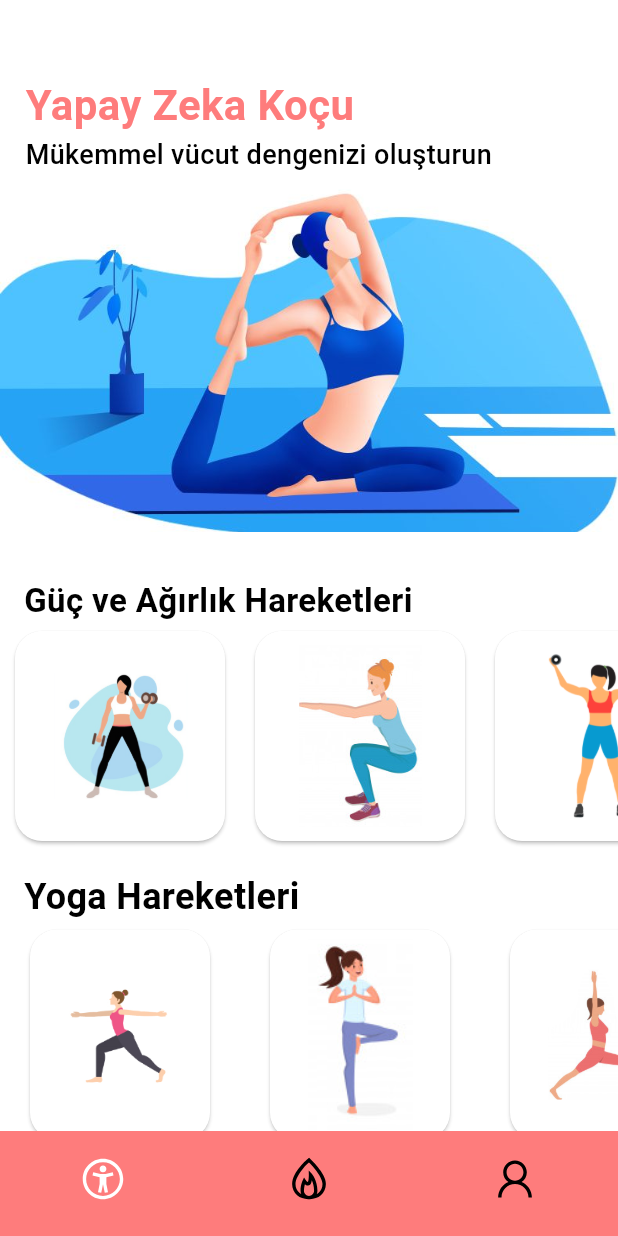
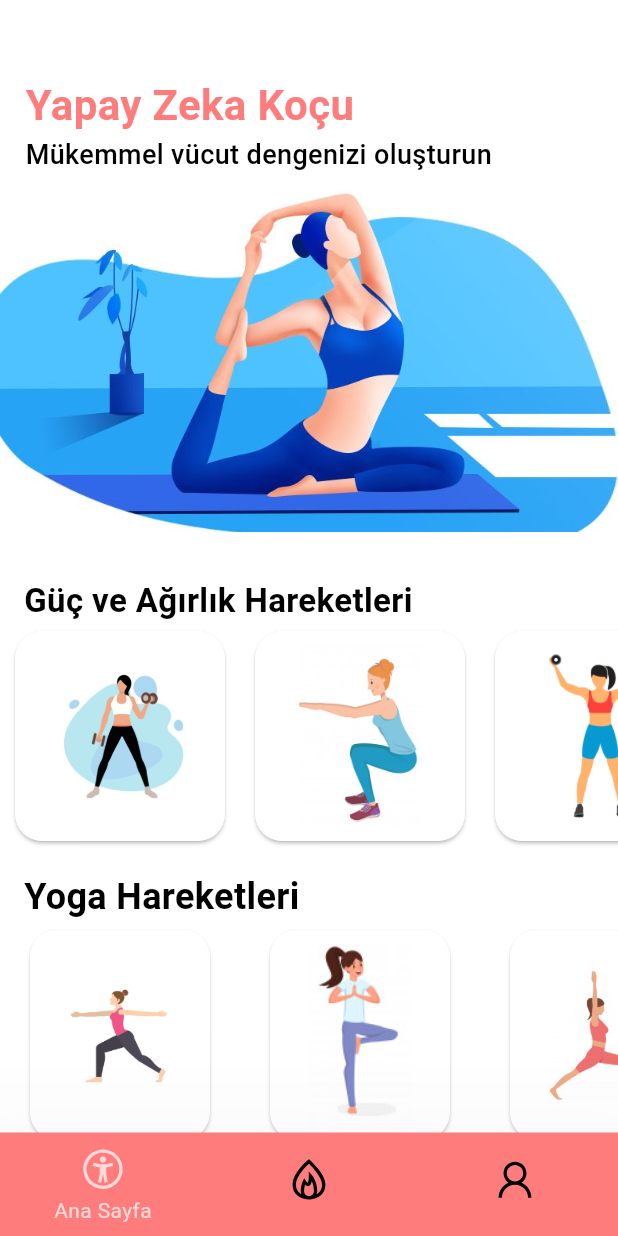
Before and after one commit to meryemozlem/asist_ain, a Flutter app: the screen it shows after launch, on a phone screen of 412 x 824 dp. Run offline on Flutter 3.47's test engine with Material 3 defaults, Android fonts, the phone set to English and light mode, and no system bars; our stand-ins replace camera, image_picker, line_awesome_flutter; missing offline and left inert: tflite_flutter, tflite_flutter_plus.

Commit message:
first commit

```diff
--- a/lib/home_screen.dart
+++ b/lib/home_screen.dart
@@ -6,6 +6,7 @@ import 'package:deneme8/main_screen.dart';
 import 'package:deneme8/workouts.dart';
 
 class HomeScreen extends StatefulWidget {
+
   final List<CameraDescription> cameras;
   HomeScreen(this.cameras);
 
@@ -14,6 +15,7 @@ class HomeScreen extends StatefulWidget {
 }
 
 class _HomeScreenState extends State<HomeScreen> {
+
   int _selectedIndex = 0;
   static final List<Widget> _widgetOptions = <Widget>[
     MainScreen(cameras),
@@ -30,36 +32,35 @@ class _HomeScreenState extends State<HomeScreen> {
   @override
   Widget build(BuildContext context) {
     return Scaffold(
-
       body: Center(
         child: _widgetOptions.elementAt(_selectedIndex),
       ),
       bottomNavigationBar: BottomNavigationBar(
         backgroundColor: Color(0xFFFE7C7C),
-        showSelectedLabels: false,
+        showSelectedLabels: true,
         showUnselectedLabels: false,
         items: const <BottomNavigationBarItem>[
           BottomNavigationBarItem(
             backgroundColor: Colors.white,
             icon: Icon(LineAwesomeIcons.universal_access_solid),
-            label: 'Align',
+            label: 'Ana Sayfa',
           ),
           BottomNavigationBarItem(
             backgroundColor: Colors.white,
             icon: Icon(LineAwesomeIcons.burn_solid),
-            label: 'Workout',
+            label: 'Egzersizler',
           ),
           BottomNavigationBarItem(
             backgroundColor: Colors.white,
             icon: Icon(LineAwesomeIcons.user),
-            label: 'Profile',
+            label: 'Profil',
           ),
         ],
         currentIndex: _selectedIndex,
         unselectedItemColor: Colors.black,
-        selectedItemColor: Colors.white,
-        iconSize: 36.0,
-        elevation: 0.0,
+        selectedItemColor: Colors.white70,
+        iconSize: 35.0,
+        elevation: 80,
         onTap: _onItemTapped,
       ),
 
--- a/lib/main.dart
+++ b/lib/main.dart
@@ -19,6 +19,7 @@ Future<Null> main() async {
 }
 
 class MyApp extends StatelessWidget {
+
   @override
   Widget build(BuildContext context) {
     return MaterialApp(
--- a/lib/pushed_pageS.dart
+++ b/lib/pushed_pageS.dart
@@ -7,6 +7,7 @@ import 'package:deneme8/services/camera.dart';
 import 'package:deneme8/services/render_data.dart';
 
 class PushedPageS extends StatefulWidget {
+
   final List<CameraDescription> cameras;
   final String title;
   const PushedPageS({required this.cameras, required this.title});
--- a/lib/pushed_pageY.dart
+++ b/lib/pushed_pageY.dart
@@ -8,6 +8,7 @@ import 'package:deneme8/services/camera.dart';
 import 'package:deneme8/services/render_data_yoga.dart';
 
 class PushedPageY extends StatefulWidget {
+
   final List<CameraDescription> cameras;
   final String title;
   const PushedPageY({required this.cameras, required this.title});
--- a/lib/workouts.dart
+++ b/lib/workouts.dart
@@ -3,6 +3,7 @@ import 'package:deneme8/widgets/search_bar.dart' as align_ai;
 import 'package:tflite_flutter/tflite_flutter.dart';
 
 class WorkOutPage extends StatelessWidget {
+
   @override
   Widget build(BuildContext context) {
     Size screen = MediaQuery.of(context).size;
```
